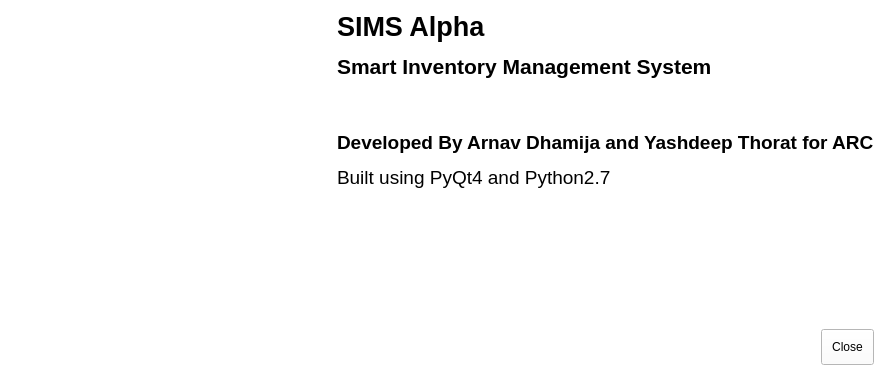
Before: the Qt Designer form about.ui in arc-bphc/sims-gui, drawn with Qt 5.
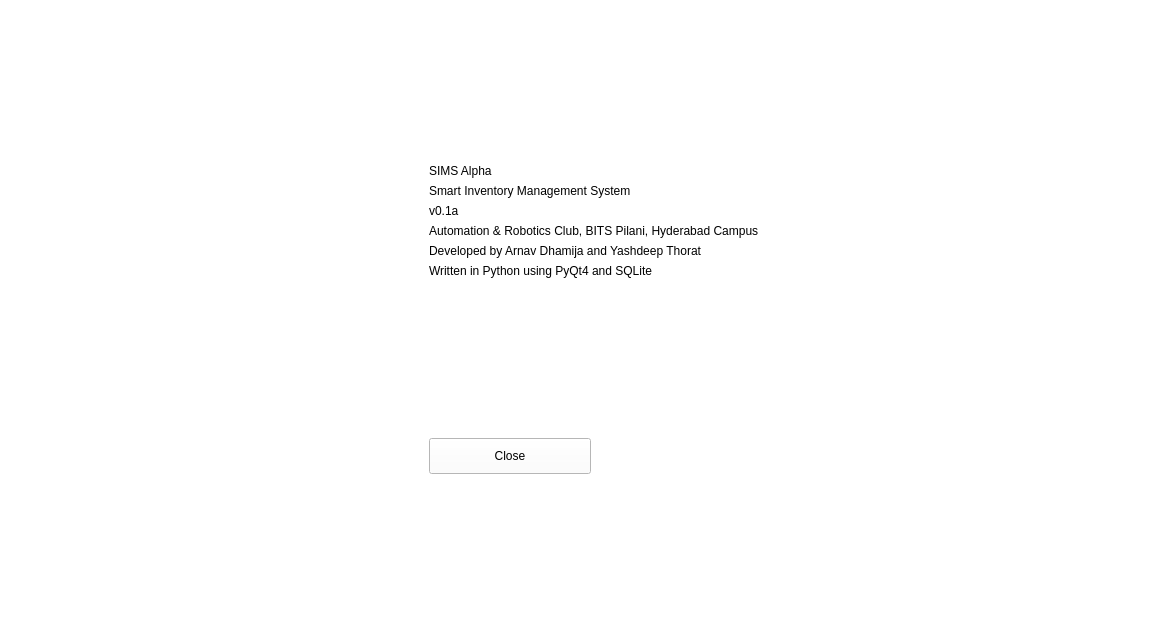
After: the same form once the commit is applied. Icons and pictures are not drawn.

Commit message: Added about form

Diff of the .ui file:
```diff
--- a/about.ui
+++ b/about.ui
@@ -6,8 +6,8 @@
    <rect>
     <x>0</x>
     <y>0</y>
-    <width>885</width>
-    <height>376</height>
+    <width>1174</width>
+    <height>638</height>
    </rect>
   </property>
   <property name="windowTitle">
@@ -19,16 +19,19 @@
 </string>
   </property>
   <layout class="QGridLayout" name="gridLayout_2">
-   <item row="0" column="0">
+   <item row="0" column="1">
     <layout class="QGridLayout" name="gridLayout">
-     <item row="2" column="1" alignment="Qt::AlignRight|Qt::AlignBottom">
-      <widget class="QPushButton" name="pushButton">
+     <item row="6" column="1" colspan="2">
+      <widget class="QLabel" name="label_4">
+       <property name="styleSheet">
+        <string notr="true">font: 18pt &quot;Noto Sans&quot;;</string>
+       </property>
        <property name="text">
-        <string>Close</string>
+        <string>Written in Python using PyQt4 and SQLite</string>
        </property>
       </widget>
      </item>
-     <item row="0" column="0">
+     <item row="1" column="0" rowspan="6">
       <widget class="QLabel" name="label_6">
        <property name="maximumSize">
         <size>
@@ -47,14 +50,90 @@
        </property>
       </widget>
      </item>
+     <item row="5" column="1" colspan="2">
+      <widget class="QLabel" name="label_3">
+       <property name="styleSheet">
+        <string notr="true">font: 18pt &quot;Noto Sans&quot;;</string>
+       </property>
+       <property name="text">
+        <string>Developed by Arnav Dhamija and Yashdeep Thorat</string>
+       </property>
+      </widget>
+     </item>
      <item row="0" column="1">
+      <spacer name="verticalSpacer_2">
+       <property name="orientation">
+        <enum>Qt::Vertical</enum>
+       </property>
+       <property name="sizeHint" stdset="0">
+        <size>
+         <width>20</width>
+         <height>40</height>
+        </size>
+       </property>
+      </spacer>
+     </item>
+     <item row="1" column="1" colspan="2">
       <widget class="QLabel" name="label">
+       <property name="styleSheet">
+        <string notr="true">font: 75 48pt &quot;Noto Sans&quot;;</string>
+       </property>
        <property name="text">
-        <string>&lt;html&gt;&lt;head/&gt;&lt;body&gt;&lt;p&gt;&lt;span style=&quot; font-size:20pt; font-weight:600;&quot;&gt;SIMS Alpha&lt;/span&gt;&lt;/p&gt;&lt;p&gt;&lt;span style=&quot; font-size:16pt; font-weight:600;&quot;&gt;Smart Inventory Management System&lt;/span&gt;&lt;/p&gt;&lt;p&gt;&lt;br/&gt;&lt;/p&gt;&lt;p&gt;&lt;span style=&quot; font-size:14pt; font-weight:600;&quot;&gt;Developed By Arnav Dhamija and Yashdeep Thorat for ARC&lt;/span&gt;&lt;/p&gt;&lt;p&gt;&lt;span style=&quot; font-size:14pt;&quot;&gt;Built using PyQt4 and Python2.7&lt;br/&gt;&lt;/span&gt;&lt;/p&gt;&lt;/body&gt;&lt;/html&gt;</string>
+        <string>SIMS Alpha</string>
        </property>
       </widget>
      </item>
-     <item row="1" column="1">
+     <item row="4" column="1" colspan="2">
+      <widget class="QLabel" name="label_7">
+       <property name="styleSheet">
+        <string notr="true">font: 18pt &quot;Noto Sans&quot;;</string>
+       </property>
+       <property name="text">
+        <string>Automation &amp; Robotics Club, BITS Pilani, Hyderabad Campus</string>
+       </property>
+      </widget>
+     </item>
+     <item row="3" column="1" colspan="2">
+      <widget class="QLabel" name="label_5">
+       <property name="styleSheet">
+        <string notr="true">font: 18pt &quot;Noto Sans&quot;;</string>
+       </property>
+       <property name="text">
+        <string>v0.1a</string>
+       </property>
+      </widget>
+     </item>
+     <item row="8" column="1">
+      <widget class="QPushButton" name="closeButton">
+       <property name="text">
+        <string>Close</string>
+       </property>
+      </widget>
+     </item>
+     <item row="2" column="1" colspan="2">
+      <widget class="QLabel" name="label_2">
+       <property name="styleSheet">
+        <string notr="true">font: 75 18pt &quot;Noto Sans&quot;;</string>
+       </property>
+       <property name="text">
+        <string>Smart Inventory Management System</string>
+       </property>
+      </widget>
+     </item>
+     <item row="7" column="0" colspan="3">
+      <spacer name="verticalSpacer_3">
+       <property name="orientation">
+        <enum>Qt::Vertical</enum>
+       </property>
+       <property name="sizeHint" stdset="0">
+        <size>
+         <width>20</width>
+         <height>40</height>
+        </size>
+       </property>
+      </spacer>
+     </item>
+     <item row="9" column="1">
       <spacer name="verticalSpacer">
        <property name="orientation">
         <enum>Qt::Vertical</enum>
@@ -69,6 +148,32 @@
      </item>
     </layout>
    </item>
+   <item row="0" column="0">
+    <spacer name="horizontalSpacer">
+     <property name="orientation">
+      <enum>Qt::Horizontal</enum>
+     </property>
+     <property name="sizeHint" stdset="0">
+      <size>
+       <width>40</width>
+       <height>20</height>
+      </size>
+     </property>
+    </spacer>
+   </item>
+   <item row="0" column="2">
+    <spacer name="horizontalSpacer_2">
+     <property name="orientation">
+      <enum>Qt::Horizontal</enum>
+     </property>
+     <property name="sizeHint" stdset="0">
+      <size>
+       <width>40</width>
+       <height>20</height>
+      </size>
+     </property>
+    </spacer>
+   </item>
   </layout>
  </widget>
  <resources/>
```
Left out of the diff: 4 changed lines with no effect on the pictures. The commit also changes 12 other files.
